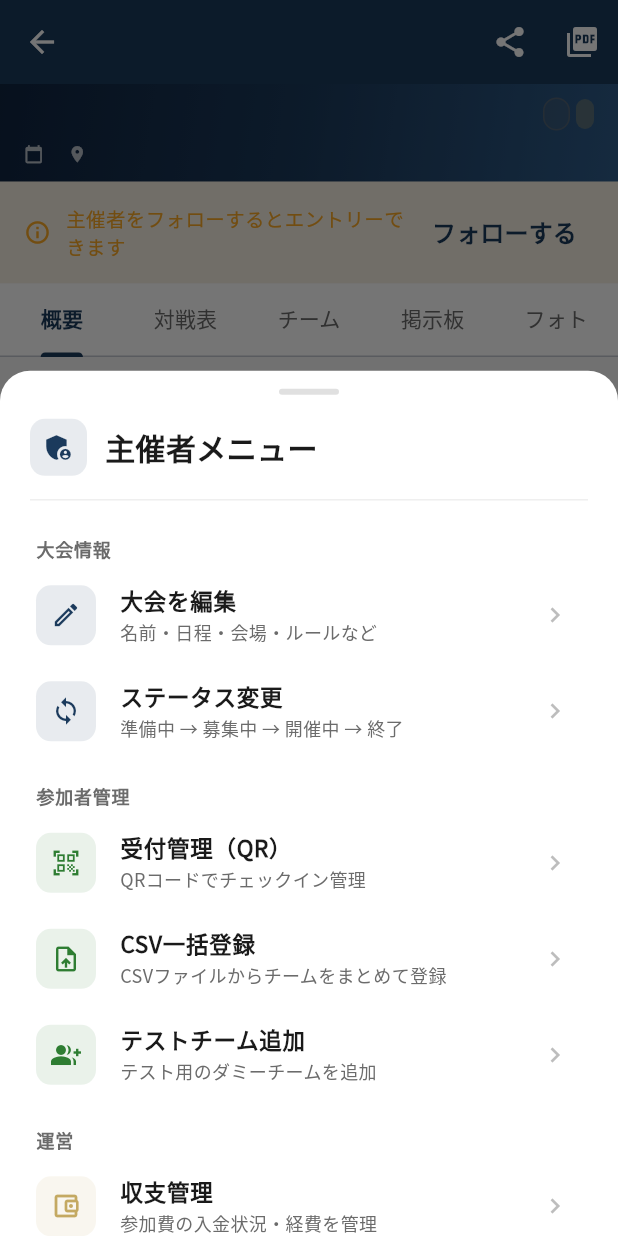
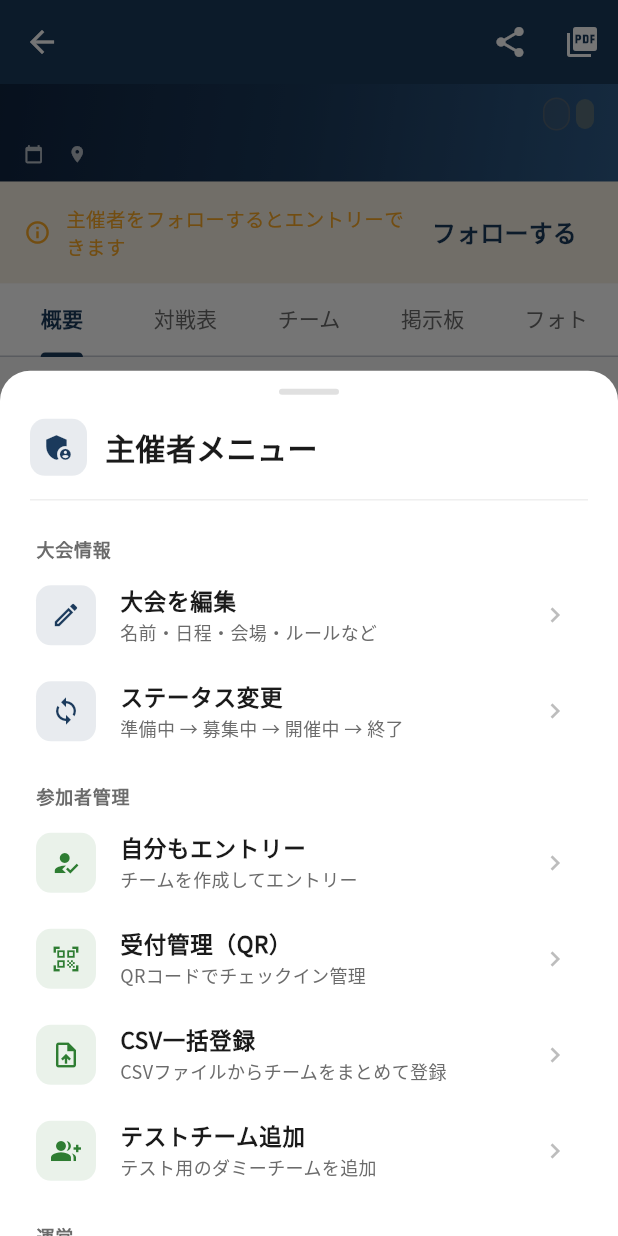
Before and after one commit to sofvo-dev/sofvo, a Flutter app: the TournamentDetailScreen screen opened directly with empty values, after a tap on "主催者メニュー", on a phone screen of 412 x 824 dp. Run offline on Flutter 3.47's test engine with Material 3 defaults, Android fonts, the phone set to English and light mode, and no system bars; our stand-ins replace cached_network_image, cloud_firestore, csv, file_picker, firebase_auth, firebase_core and 10 more; missing offline and left inert: mobile_scanner; accounts and stored records are empty; network calls fail.

Commit message:
feat: 主催者メニューに「自分もエントリー」を追加
主催者がエントリーできなかった問題を修正。
主催者メニューの参加者管理セクションからエントリー可能に。

https://claude.ai/code/session_0116u9hQCw1ZhLETzN8my8yT

```diff
--- a/lib/screens/tournament/tournament_detail_screen.dart
+++ b/lib/screens/tournament/tournament_detail_screen.dart
@@ -3415,6 +3415,7 @@ class _TournamentDetailScreenState extends State<TournamentDetailScreen>
 
                 // ━━━ 参加者管理 ━━━
                 _sectionLabel('参加者管理'),
+                _menuTile(ctx, Icons.how_to_reg, '自分もエントリー', 'チームを作成してエントリー', () => _showEntrySheet(context), color: AppTheme.success),
                 _menuTile(ctx, Icons.qr_code_scanner, '受付管理（QR）', 'QRコードでチェックイン管理', () => Navigator.push(context, MaterialPageRoute(builder: (_) => CheckInScreen(tournamentId: _tournamentId, tournamentName: tournData['title'] ?? ''))), color: AppTheme.success),
                 _menuTile(ctx, Icons.upload_file, 'CSV一括登録', 'CSVファイルからチームをまとめて登録', _importTeamsFromCsv, color: AppTheme.success),
                 _menuTile(ctx, Icons.group_add, 'テストチーム追加', 'テスト用のダミーチームを追加', _addTestTeams, color: AppTheme.success),
```
